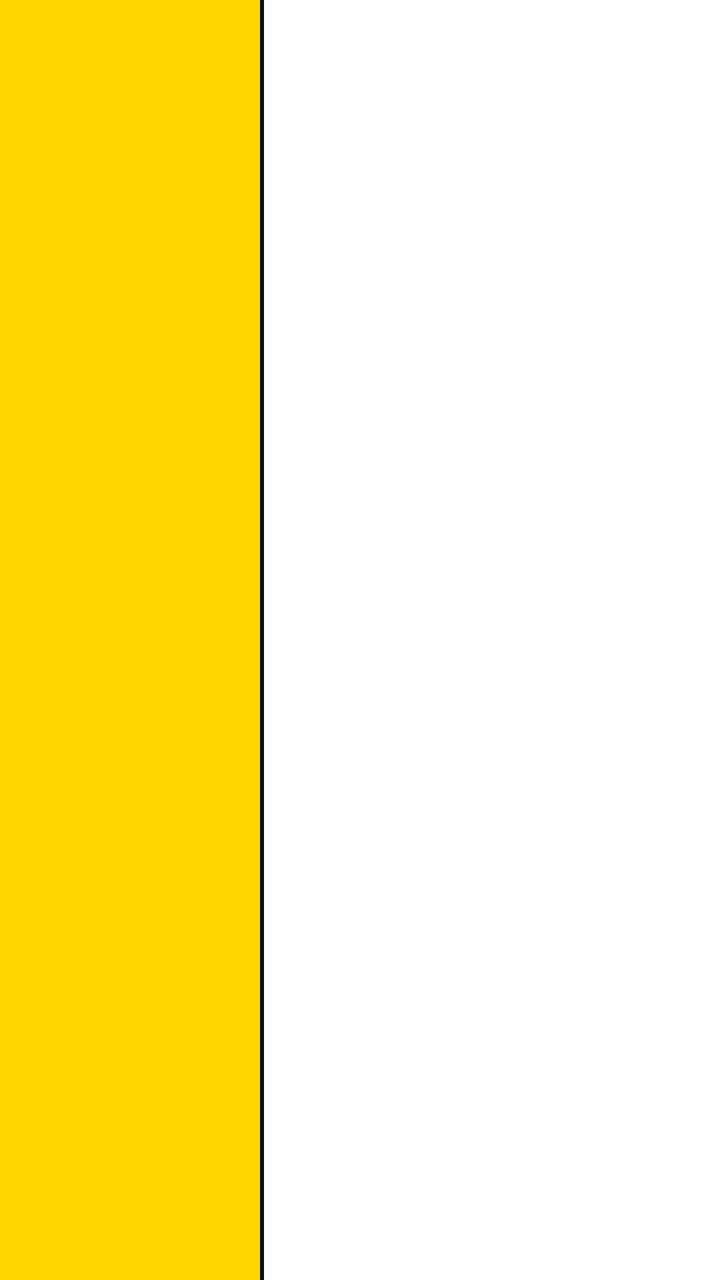
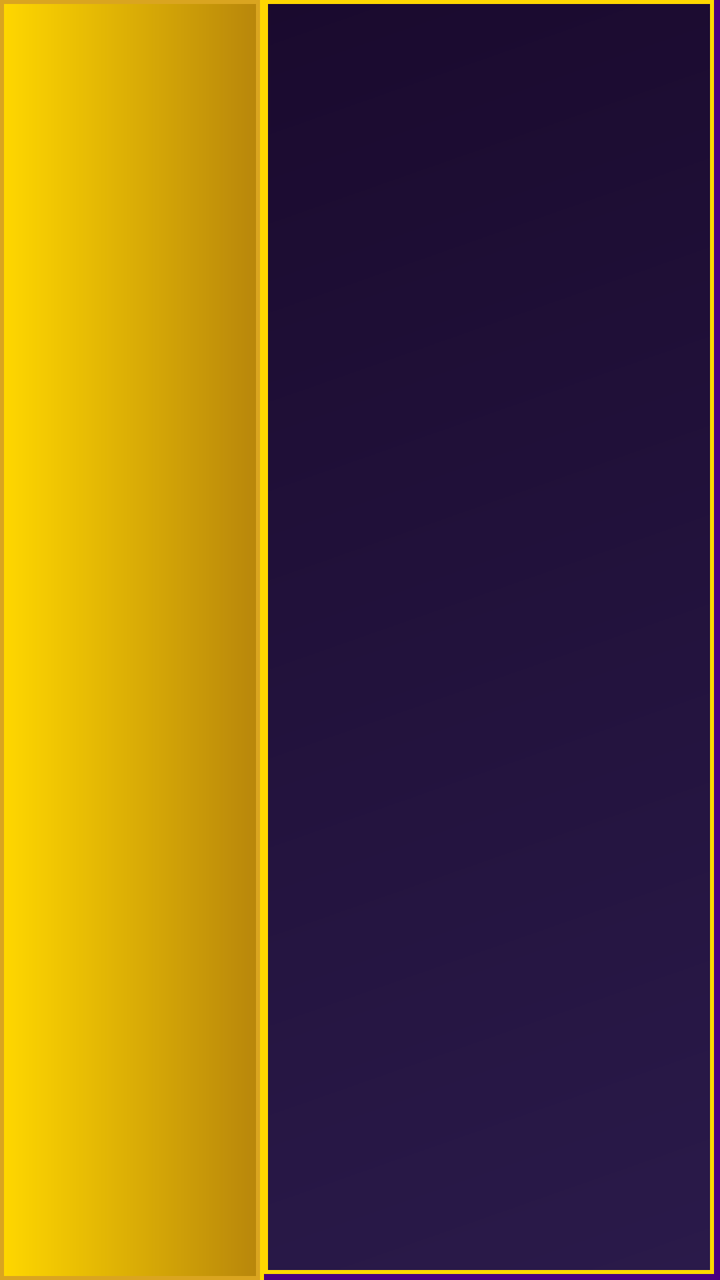

Compare the two renders of this Android layout. The source of the first and the diff that turns it into the second are given below.
<!-- AndroidManifest.xml: application theme AppTheme -->
<!-- res/layout/detail_item.xml -->
<?xml version="1.0" encoding="utf-8"?>
<LinearLayout xmlns:android="http://schemas.android.com/apk/res/android"
  android:layout_width="match_parent"
  android:layout_height="wrap_content"
  android:orientation="horizontal"
  android:gravity="center_vertical"
  android:minHeight="40dp">

  <TextView
    android:id="@+id/label"
    android:layout_width="130dp"
    android:layout_height="match_parent"
    android:gravity="center_vertical|start"
    android:paddingStart="10dp"
    android:paddingEnd="6dp"
    android:paddingVertical="11dp"
    android:textSize="10sp"
    android:textStyle="bold"
    android:textColor="@color/text_primary"
    android:textAllCaps="true"
    android:letterSpacing="0.05"
    android:background="@color/accent_yellow"
    android:includeFontPadding="false"/>

  <View
    android:layout_width="2dp"
    android:layout_height="match_parent"
    android:background="@color/border"/>

  <TextView
    android:id="@+id/value"
    android:layout_width="0dp"
    android:layout_height="match_parent"
    android:layout_weight="1"
    android:gravity="center_vertical|end"
    android:paddingStart="8dp"
    android:paddingEnd="10dp"
    android:paddingVertical="11dp"
    android:textSize="13sp"
    android:textStyle="bold"
    android:textColor="@color/text_primary"
    android:background="@color/bg_card"
    android:includeFontPadding="false"/>

</LinearLayout>
<!-- resources referenced by this layout -->
<resources>
  <color name="accent_yellow">#FFFFD600</color>
  <color name="bg_card">#FFFFFFFF</color>
  <color name="border">#FF0D0D0D</color>
  <color name="text_primary">#FF0D0D0D</color>
  <style name="AppTheme" parent="Base.AppTheme" />
  <style name="Base.AppTheme" parent="Theme.Material3.DayNight.NoActionBar">
      <item name="android:statusBarColor">@color/bg_black</item>
      <item name="android:navigationBarColor">@color/bg_black</item>
      <item name="android:windowLightStatusBar">false</item>
      <item name="android:windowLightNavigationBar">false</item>
      <item name="android:windowBackground">@color/bg_page</item>
      <item name="android:windowTranslucentStatus">false</item>
      <item name="android:windowTranslucentNavigation">false</item>
    </style>
  <color name="bg_black">#FF000000</color>
  <color name="bg_page">#FFF2EBE1</color>
</resources>

<!-- the commit's change to res/layout/detail_item.xml (unified diff, before → after) -->
@@ -19,7 +19,7 @@
     android:textColor="@color/text_primary"
     android:textAllCaps="true"
     android:letterSpacing="0.05"
-    android:background="@color/accent_yellow"
+    android:background="@drawable/bg_label"
     android:includeFontPadding="false"/>
 
   <View
@@ -38,8 +38,8 @@
     android:paddingVertical="11dp"
     android:textSize="13sp"
     android:textStyle="bold"
-    android:textColor="@color/text_primary"
-    android:background="@color/bg_card"
+    android:textColor="@color/text_on_dark"
+    android:background="@drawable/bg_card_item"
     android:includeFontPadding="false"/>
 
 </LinearLayout>
<!-- resource entries referenced after the edit -->
@@ -1,10 +1,43 @@
 <!-- resources referenced by this layout -->
 <resources>
-  <color name="accent_yellow">#FFFFD600</color>
-  <color name="bg_card">#FFFFFFFF</color>
-  <color name="border">#FF0D0D0D</color>
-  <color name="text_primary">#FF0D0D0D</color>
+  <color name="border">#FFFFD700</color>
+  <color name="text_on_dark">#FFFFF8E7</color>
+  <color name="text_primary">#FF0D001A</color>
+  <!-- drawable bg_card_item (drawable) -->
+  <?xml version="1.0" encoding="utf-8"?>
+  <layer-list xmlns:android="http://schemas.android.com/apk/res/android">
+    <item>
+      <shape android:shape="rectangle">
+        <solid android:color="@color/shadow"/>
+      </shape>
+    </item>
+    <item android:right="3dp" android:bottom="3dp">
+      <shape android:shape="rectangle">
+        <gradient
+          android:startColor="@color/card_start"
+          android:endColor="@color/card_end"
+          android:angle="135"/>
+        <stroke
+          android:width="2dp"
+          android:color="@color/border"/>
+      </shape>
+    </item>
+  </layer-list>
+  <!-- drawable bg_label (drawable) -->
+  <?xml version="1.0" encoding="utf-8"?>
+  <shape xmlns:android="http://schemas.android.com/apk/res/android" android:shape="rectangle">
+    <gradient
+      android:startColor="#FFFFD700"
+      android:endColor="#FFB8860B"
+      android:angle="0"/>
+    <stroke
+      android:width="2dp"
+      android:color="#FFDAA520"/>
+  </shape>
   <style name="AppTheme" parent="Base.AppTheme" />
+  <color name="shadow">#FF4A0080</color>
+  <color name="card_start">#FF2A1A4A</color>
+  <color name="card_end">#FF1A0A2E</color>
   <style name="Base.AppTheme" parent="Theme.Material3.DayNight.NoActionBar">
       <item name="android:statusBarColor">@color/bg_black</item>
       <item name="android:navigationBarColor">@color/bg_black</item>
@@ -14,7 +47,7 @@
       <item name="android:windowTranslucentStatus">false</item>
       <item name="android:windowTranslucentNavigation">false</item>
     </style>
-  <color name="bg_black">#FF000000</color>
-  <color name="bg_page">#FFF2EBE1</color>
+  <color name="bg_black">#FF0D001A</color>
+  <color name="bg_page">#FF0D001A</color>
 </resources>
 
